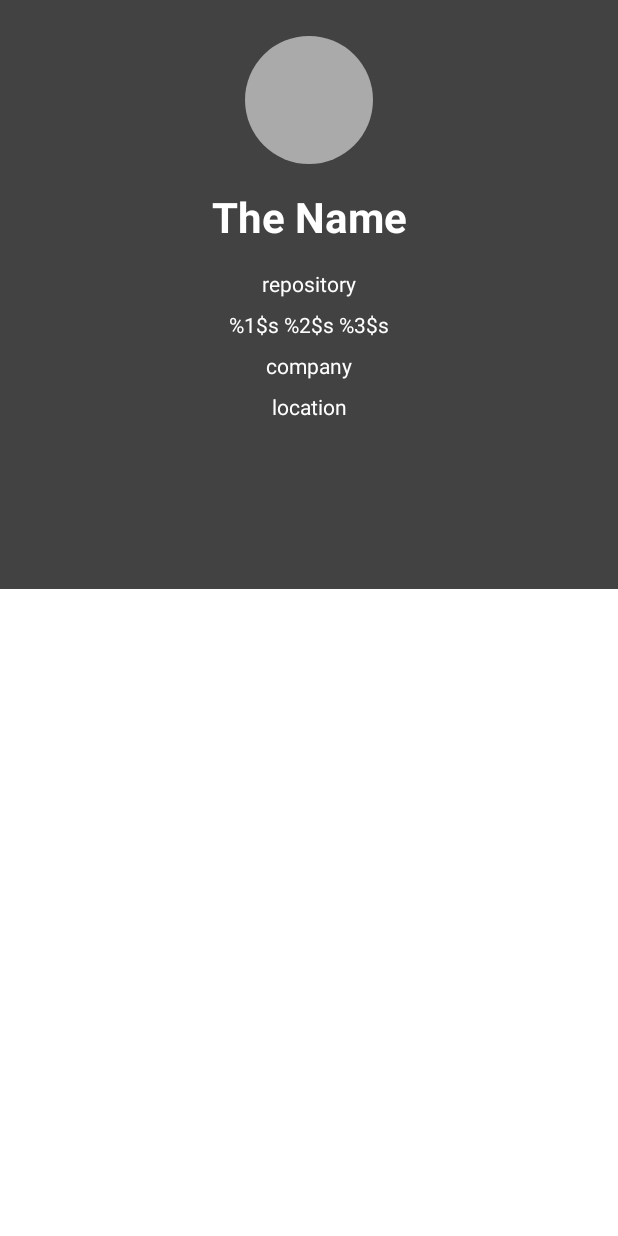
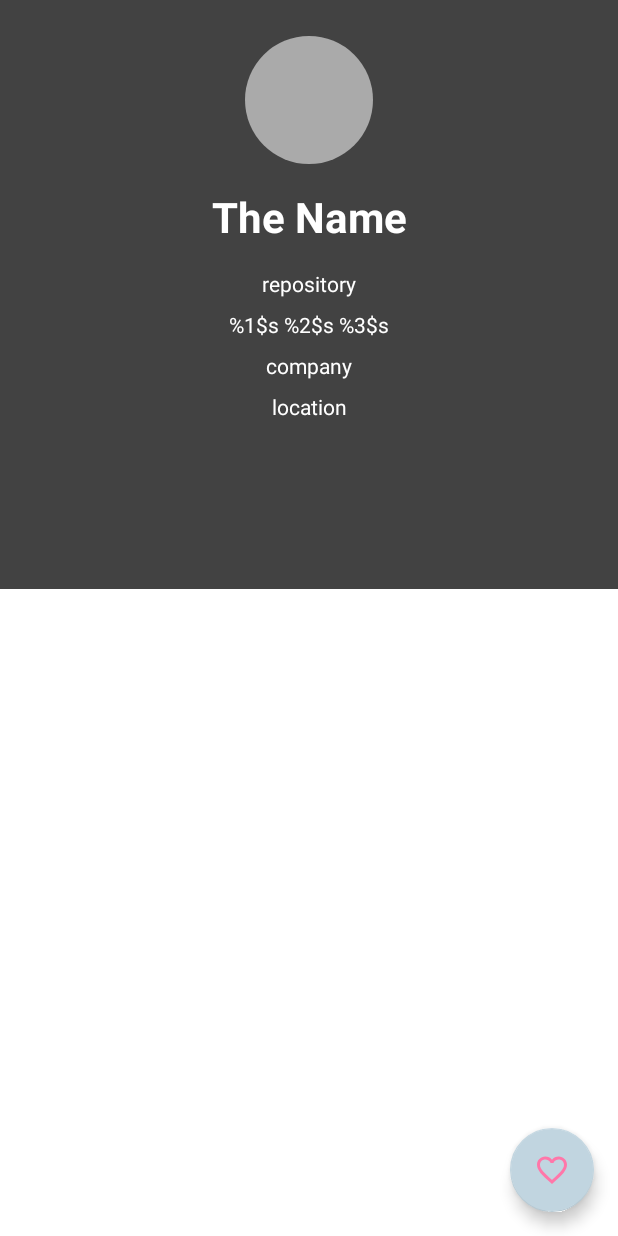
Before and after one commit to okugatafahmi/Github-User, an Android app: the layout activity_user_detail.xml on its own in the app's theme, with its tools: preview values and no code run, on a phone screen of 412 x 824 dp. Run offline under Robolectric (Android 15) with nearby library versions, the phone set to English and light mode, and no system bars.

Commit message:
feat: add FAB to insert or delete user favorite

```diff
--- a/app/src/main/java/com/okugata/githubuser/activity/main/MainActivity.kt
+++ b/app/src/main/java/com/okugata/githubuser/activity/main/MainActivity.kt
@@ -37,7 +37,6 @@ class MainActivity : AppCompatActivity() {
 
     private lateinit var mainViewModel: MainViewModel
     private var users = arrayListOf<User>()
-    private var isLoading = false
 
     override fun onCreate(savedInstanceState: Bundle?) {
         super.onCreate(savedInstanceState)
@@ -108,7 +107,6 @@ class MainActivity : AppCompatActivity() {
     }
 
     private fun showLoading(state: Boolean) {
-        isLoading = state
         if (state) {
             adapter.setListUser(ArrayList())
             binding.progressBar.visibility = View.VISIBLE
--- a/app/src/main/java/com/okugata/githubuser/database/UserFavoriteRepository.kt
+++ b/app/src/main/java/com/okugata/githubuser/database/UserFavoriteRepository.kt
@@ -12,4 +12,9 @@ class UserFavoriteRepository(private val userFavoriteDao: UserFavoriteDao) {
     suspend fun insert(userFavorite: UserFavorite) {
         userFavoriteDao.insert(userFavorite)
     }
+
+    @WorkerThread
+    suspend fun delete(userFavorite: UserFavorite) {
+        userFavoriteDao.delete(userFavorite)
+    }
 }
--- /dev/null
+++ b/app/src/main/res/drawable/ic_favorite_white_24dp.xml
@@ -0,0 +1,5 @@
+<vector android:height="24dp" android:tint="#FFFFFF"
+    android:viewportHeight="24" android:viewportWidth="24"
+    android:width="24dp" xmlns:android="http://schemas.android.com/apk/res/android">
+    <path android:fillColor="@android:color/white" android:pathData="M12,21.35l-1.45,-1.32C5.4,15.36 2,12.28 2,8.5 2,5.42 4.42,3 7.5,3c1.74,0 3.41,0.81 4.5,2.09C13.09,3.81 14.76,3 16.5,3 19.58,3 22,5.42 22,8.5c0,3.78 -3.4,6.86 -8.55,11.54L12,21.35z"/>
+</vector>
--- a/app/src/main/res/layout/activity_user_detail.xml
+++ b/app/src/main/res/layout/activity_user_detail.xml
@@ -147,4 +147,14 @@
             tools:layout_editor_absoluteX="16dp" />
 
     </androidx.core.widget.NestedScrollView>
+
+    <com.google.android.material.floatingactionbutton.FloatingActionButton
+        android:id="@+id/fab"
+        android:layout_width="wrap_content"
+        android:layout_height="wrap_content"
+        android:layout_margin="16dp"
+        android:layout_gravity="bottom|end"
+        android:contentDescription="@string/add_favorite"
+        android:src="@drawable/ic_favorite_border_white_24dp"
+        app:tint="@color/pink"/>
 </androidx.coordinatorlayout.widget.CoordinatorLayout>
--- a/app/src/main/res/values/colors.xml
+++ b/app/src/main/res/values/colors.xml
@@ -7,4 +7,5 @@
     <color name="blue_grey_dark">#FF62757F</color>
     <color name="black">#FF000000</color>
     <color name="white">#FFFFFFFF</color>
+    <color name="pink">#FFFF77A9</color>
 </resources>
--- a/app/src/main/res/values/strings.xml
+++ b/app/src/main/res/values/strings.xml
@@ -31,6 +31,7 @@
     <string name="developer_username" translatable="false">okugatafahmi</string>
     <string name="about_developer">About Developer</string>
     <string name="favorite">Favorite</string>
+    <string name="add_favorite">Add Favorite</string>
 
     <string-array name="username">
         <item>JakeWharton</item>
```
Also changed, not shown: app/src/main/java/com/okugata/githubuser/activity/detail/FollowFragment.kt (+5 -5 lines), app/src/main/java/com/okugata/githubuser/activity/detail/FollowlViewModel.kt (renamed from app/src/main/java/com/okugata/githubuser/activity/detail/UserDetailViewModel.kt, +8 -9 lines), app/src/main/java/com/okugata/githubuser/activity/detail/UserDetailActivity.kt (+41 -9 lines), app/src/main/java/com/okugata/githubuser/database/UserFavoriteDao.kt (+6 -6 lines), app/src/main/java/com/okugata/githubuser/database/UserFavoriteViewModel.kt (+4 -7 lines), app/src/main/java/com/okugata/githubuser/model/User.kt (+17 -0 lines), 1 other file.
